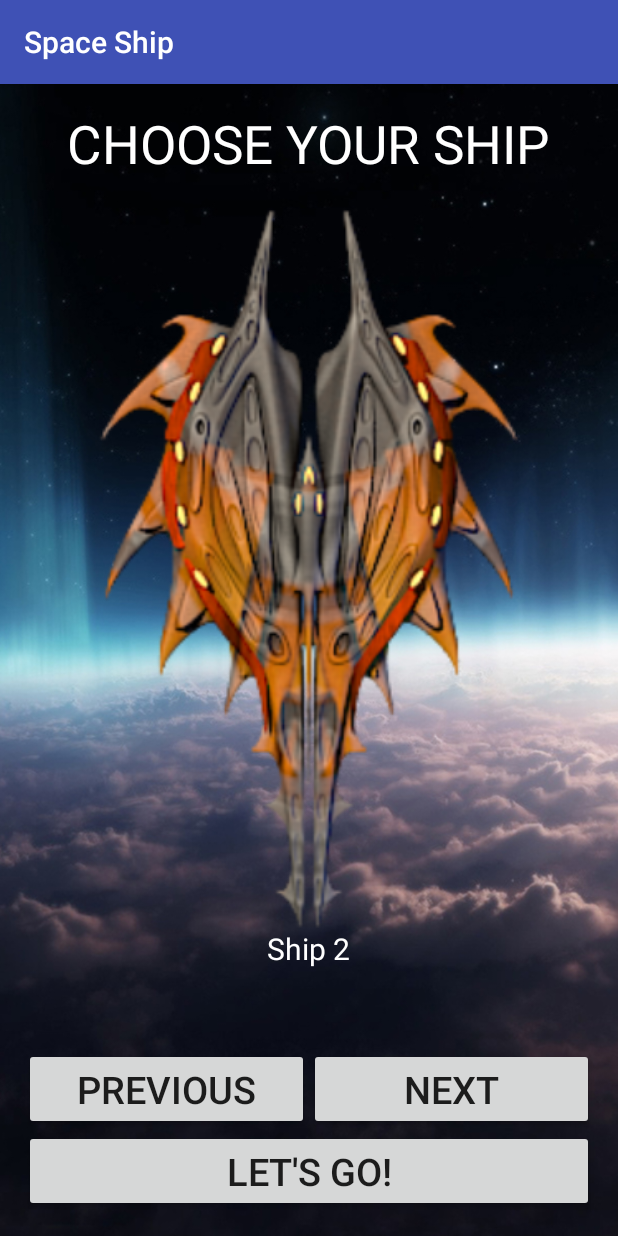
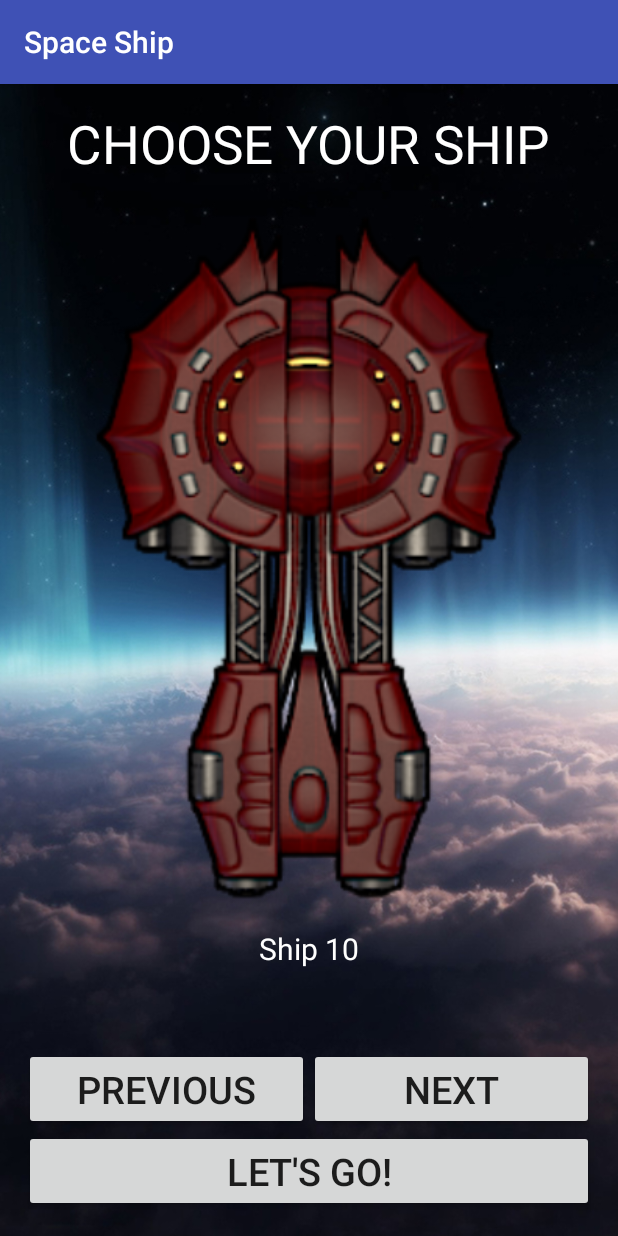
Before and after one commit to landtanin/Space-Ship, an Android app: the ChooseShip screen opened directly, with no data from a screen before it, after a tap on "PREVIOUS", on a phone screen of 412 x 824 dp. Run offline under Robolectric (Android 15) with nearby library versions, the phone set to English and light mode, and no system bars; 1 statement that could not run was skipped.

Commit message:
ship number in ChooseShip bug fixed

```diff
--- a/app/src/main/java/com/example/landtanin/spaceship/ChooseShip.java
+++ b/app/src/main/java/com/example/landtanin/spaceship/ChooseShip.java
@@ -15,7 +15,7 @@ public class ChooseShip extends AppCompatActivity {
     private int[] shipImages;
     private ImageView shipView;
     private Button previousButton, nextButton, shipSelectButton;
-    private int shipCount; // form 0-9
+    private int shipCount=0; // form 0-9
     private TextView shipNo;
     private String[] shipName;
     private String userName;
@@ -40,7 +40,7 @@ public class ChooseShip extends AppCompatActivity {
 
     private void changePicButton() {
 
-        shipCount = 1;
+
 
         userName = getIntent().getExtras().getString("user");
 
@@ -50,6 +50,8 @@ public class ChooseShip extends AppCompatActivity {
 
                 MediaPlayer nextButtonMediaPlayer = MediaPlayer.create(getBaseContext(), R.raw.effect_btn_shut);
                 nextButtonMediaPlayer.start();
+
+                shipCount++;
 
                 if (shipCount<10) {
 
@@ -65,7 +67,7 @@ public class ChooseShip extends AppCompatActivity {
                 }
 
 
-                shipCount++;
+
 
             }
 
@@ -80,6 +82,8 @@ public class ChooseShip extends AppCompatActivity {
                 MediaPlayer previousButtonMediaPlayer = MediaPlayer.create(getBaseContext(), R.raw.effect_btn_shut);
                 previousButtonMediaPlayer.start();
 
+                shipCount--;
+
                 if (shipCount>=0) {
 
                     shipView.setImageResource(shipImages[shipCount]);
@@ -92,8 +96,6 @@ public class ChooseShip extends AppCompatActivity {
                     shipNo.setText(shipName[shipCount]);
 
                 }
-
-                shipCount--;
 
 
             }
--- a/app/src/main/java/com/example/landtanin/spaceship/GameControlActivity.java
+++ b/app/src/main/java/com/example/landtanin/spaceship/GameControlActivity.java
@@ -44,7 +44,7 @@ public class GameControlActivity extends AppCompatActivity {
 
         };
 
-        userShip.setImageResource(shipImages[shipCount+1]);
+        userShip.setImageResource(shipImages[shipCount]);
 
     }
 
```
